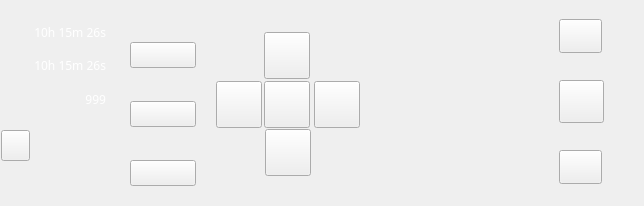
Above: project/widget4.ui from WaterStop/CNC before the change. Below: the same form after it.
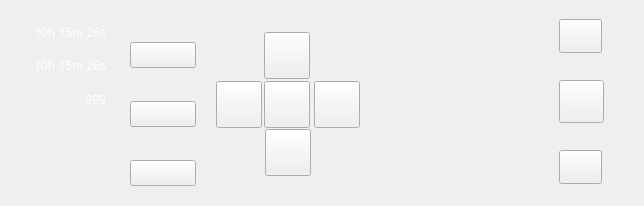
That is the form after the change.

What changed in the file:
```diff
--- a/project/widget4.ui
+++ b/project/widget4.ui
@@ -347,10 +347,10 @@
    <widget class="QLabel" name="label_f">
     <property name="geometry">
      <rect>
-      <x>374</x>
+      <x>274</x>
       <y>45</y>
-      <width>150</width>
-      <height>86</height>
+      <width>130</width>
+      <height>85</height>
      </rect>
     </property>
     <property name="sizePolicy">
@@ -363,28 +363,6 @@
      <string/>
     </property>
    </widget>
-   <widget class="QPushButton" name="bt_clock">
-    <property name="geometry">
-     <rect>
-      <x>1</x>
-      <y>130</y>
-      <width>29</width>
-      <height>31</height>
-     </rect>
-    </property>
-    <property name="sizePolicy">
-     <sizepolicy hsizetype="Ignored" vsizetype="Ignored">
-      <horstretch>0</horstretch>
-      <verstretch>0</verstretch>
-     </sizepolicy>
-    </property>
-    <property name="focusPolicy">
-     <enum>Qt::NoFocus</enum>
-    </property>
-    <property name="text">
-     <string/>
-    </property>
-   </widget>
    <widget class="QPushButton" name="bt_switch_3">
     <property name="geometry">
      <rect>
```
